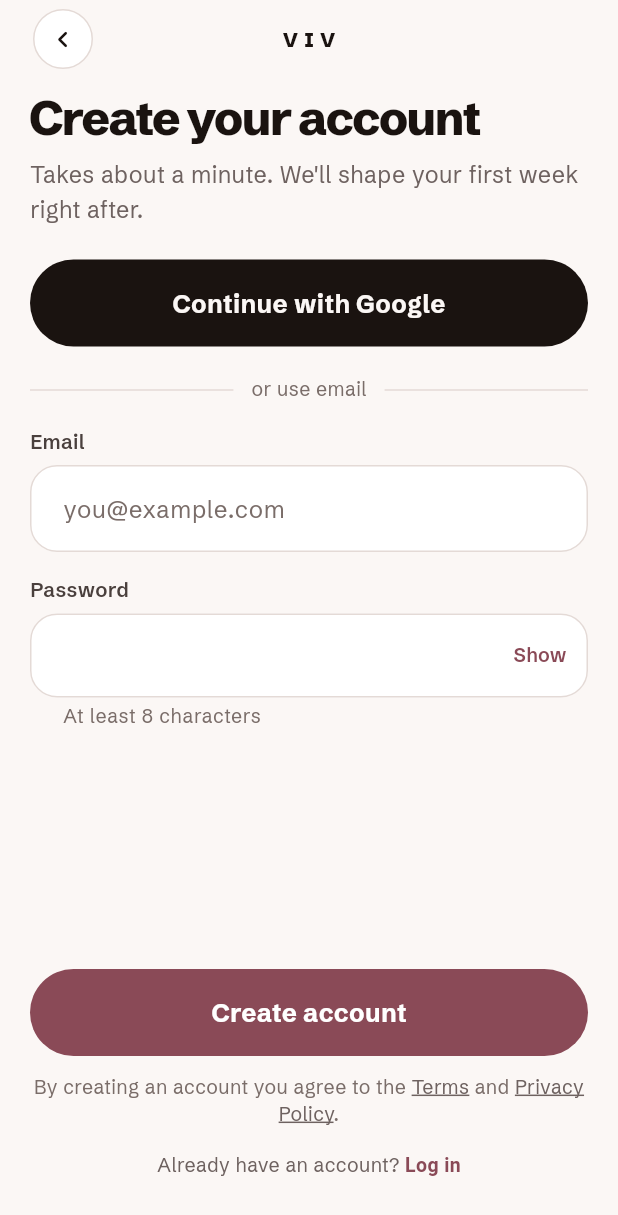
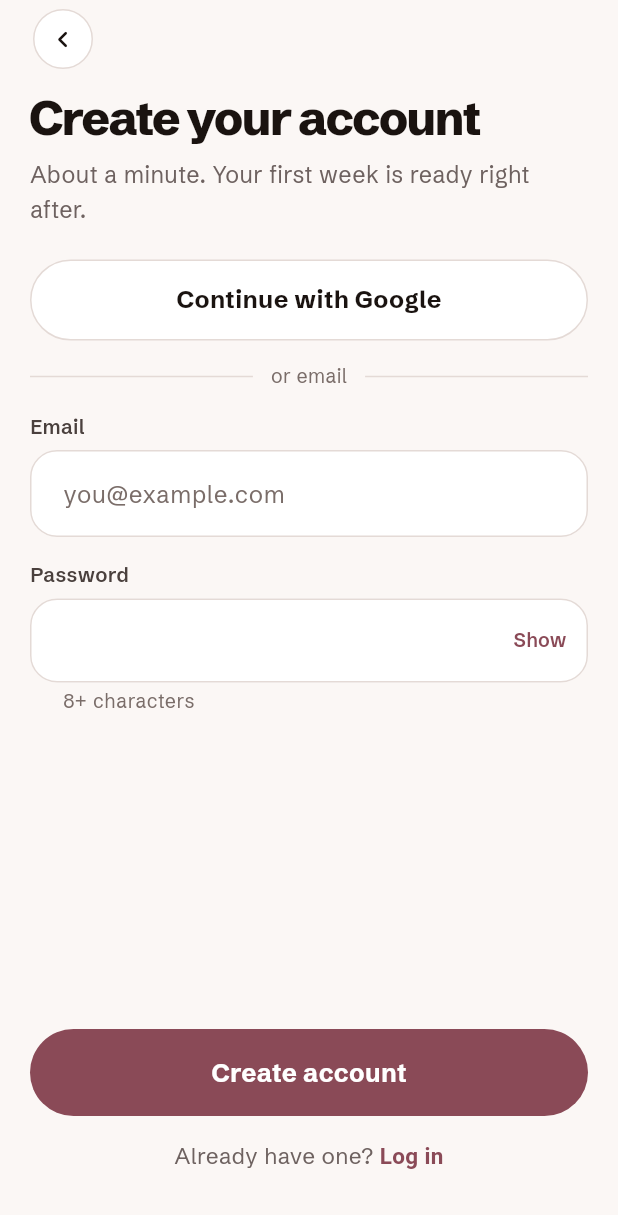
Before and after one commit to atziripe/VIV-Frontend, a Flutter app: the screen it shows after launch, after a tap on "Get started", on a phone screen of 412 x 824 dp. Shown: the top 1215 px of the screen. Run offline on Flutter 3.47's test engine with Material 3 defaults, Android fonts, the phone set to English and light mode, and no system bars; our stand-ins replace dio, firebase_auth, firebase_core, flutter_riverpod, go_router, google_sign_in and 3 more; missing offline and left inert: amplitude_flutter, firebase_app_check; accounts and stored records are empty.

Commit message:
Pulse 01 Entry and 02 onboarding
- Welcome: photo slot with the VIV wordmark and a slow glow, the hook,
  'Get started →', legal line.
- Sign up / Log in: outline Apple and Google pills, 'or email', Pulse
  fields, 'Forgot password?', design copy.
- Onboarding steps: progress segments with 'n of 4' in the top bar,
  steps slide in, design labels (goals, 'Natural cycle', 'Team or
  racket', Desk/Mixed/On feet with the API values unchanged), 'Why we
  ask ›' sheet, 'Using 20 Aug · pick exact date'.
- 'Your first week' replaces the building screen: a skeleton while the
  backend builds it, then the week explains itself ('Three sessions,
  built around Tuesday and Thursday.') with the first session in the
  wine field and 'See today'.

Co-Authored-By: Claude Opus 5.5 <noreply@anthropic.com>
Claude-Session: https://claude.ai/code/session_01VdiNw4D2Ba86MgReZ5m1ud

```diff
--- a/lib/data/models/catalog.dart
+++ b/lib/data/models/catalog.dart
@@ -38,9 +38,9 @@ enum Activity {
 
 /// VIV-102 goal — a single value.
 enum Goal {
-  consistencyWellbeing('consistency_wellbeing', 'Consistency & wellbeing'),
-  strengthMuscle('strength_muscle', 'Strength & muscle'),
-  endurancePerformance('endurance_performance', 'Endurance & performance'),
+  consistencyWellbeing('consistency_wellbeing', 'Showing up consistently'),
+  strengthMuscle('strength_muscle', 'Getting stronger'),
+  endurancePerformance('endurance_performance', 'Endurance'),
   bodyComposition('body_composition', 'Body composition');
 
   const Goal(this.id, this.label);
--- a/lib/features/auth/auth_form.dart
+++ b/lib/features/auth/auth_form.dart
@@ -29,24 +29,26 @@ class SocialSignIn extends ConsumerWidget {
     return Column(
       children: [
         if (showApple) ...[
-          VivButton(
+          PillButton(
             label: 'Continue with Apple',
-            variant: VivButtonVariant.inverse,
-            icon: const Icon(Icons.apple, size: 20),
-            loading: busy == AuthMethod.apple,
+            variant: PillVariant.outline,
+            size: PillSize.control,
+            icon: const Icon(Icons.apple),
+            busy: busy == AuthMethod.apple,
             onPressed: disabled ? null : () => run(AuthMethod.apple, repo.signInWithApple),
           ),
-          const SizedBox(height: VivSpace.xs),
+          const SizedBox(height: 11),
         ],
-        VivButton(
+        PillButton(
           label: 'Continue with Google',
-          variant: showApple ? VivButtonVariant.secondary : VivButtonVariant.inverse,
-          loading: busy == AuthMethod.google,
+          variant: PillVariant.outline,
+          size: PillSize.control,
+          busy: busy == AuthMethod.google,
           onPressed: disabled ? null : () => run(AuthMethod.google, repo.signInWithGoogle),
         ),
-        const SizedBox(height: VivSpace.lg),
+        const SizedBox(height: 15),
         const _OrDivider(),
-        const SizedBox(height: VivSpace.md),
+        const SizedBox(height: 15),
       ],
     );
   }
@@ -63,7 +65,7 @@ class _OrDivider extends StatelessWidget {
         const Expanded(child: Divider()),
         Padding(
           padding: const EdgeInsets.symmetric(horizontal: VivSpace.sm),
-          child: Text('or use email', style: VivType.caption.copyWith(color: c.subtle)),
+          child: Text('or email', style: VivType.meta.copyWith(color: c.subtle)),
         ),
         const Expanded(child: Divider()),
       ],
@@ -123,15 +125,15 @@ class SwitchLink extends StatelessWidget {
       onTap: onTap,
       borderRadius: BorderRadius.circular(VivRadius.sm),
       child: Padding(
-        padding: const EdgeInsets.symmetric(vertical: VivSpace.xs, horizontal: VivSpace.sm),
+        padding: const EdgeInsets.symmetric(vertical: 12, horizontal: VivSpace.sm),
         child: Text.rich(
           TextSpan(
-            style: VivType.caption.copyWith(color: c.muted, fontSize: 13),
+            style: VivType.body.copyWith(color: c.muted),
             children: [
               TextSpan(text: '$text '),
               TextSpan(
                 text: action,
-                style: TextStyle(color: c.accent, fontWeight: FontWeight.w600),
+                style: TextStyle(color: c.accent, fontWeight: FontWeight.w700),
               ),
             ],
           ),
--- a/lib/features/auth/legal_footer.dart
+++ b/lib/features/auth/legal_footer.dart
@@ -28,7 +28,7 @@ class _LegalFooterState extends State<LegalFooter> {
   @override
   Widget build(BuildContext context) {
     final c = context.viv;
-    final base = VivType.caption.copyWith(color: c.subtle);
+    final base = VivType.legal.copyWith(color: c.subtle);
     final link = base.copyWith(
       color: c.muted,
       decoration: TextDecoration.underline,
@@ -45,7 +45,6 @@ class _LegalFooterState extends State<LegalFooter> {
           const TextSpan(text: '.'),
         ],
       ),
-      textAlign: TextAlign.center,
     );
   }
 }
--- a/lib/features/auth/sign_up_screen.dart
+++ b/lib/features/auth/sign_up_screen.dart
@@ -7,7 +7,6 @@ import '../../core/widgets/widgets.dart';
 import '../../router/app_router.dart';
 import 'auth_form.dart';
 import 'auth_repository.dart';
-import 'legal_footer.dart';
 
 /// 02 · Sign up
 class SignUpScreen extends ConsumerStatefulWidget {
@@ -44,7 +43,6 @@ class _SignUpScreenState extends ConsumerState<SignUpScreen> with AuthActionRunn
   Widget build(BuildContext context) {
     return VivPage(
       showBack: true,
-      topCenter: const VivWordmark(),
       bottom: Column(
         mainAxisSize: MainAxisSize.min,
         children: [
@@ -53,11 +51,9 @@ class _SignUpScreenState extends ConsumerState<SignUpScreen> with AuthActionRunn
             loading: busy == AuthMethod.email,
             onPressed: busy == null ? _submit : null,
           ),
-          const SizedBox(height: VivSpace.sm),
-          const LegalFooter(prefix: 'By creating an account you agree to the'),
-          const SizedBox(height: VivSpace.xs),
+          const SizedBox(height: 4),
           SwitchLink(
-            text: 'Already have an account?',
+            text: 'Already have one?',
             action: 'Log in',
             onTap: () => context.pushReplacement(Routes.logIn),
           ),
@@ -66,7 +62,7 @@ class _SignUpScreenState extends ConsumerState<SignUpScreen> with AuthActionRunn
       children: [
         const PageHeader(
           title: 'Create your account',
-          subtitle: 'Takes about a minute. We\'ll shape your first week right after.',
+          subtitle: 'About a minute. Your first week is ready right after.',
         ),
         SocialSignIn(busy: busy, run: runAuth),
         AutofillGroup(
@@ -88,7 +84,7 @@ class _SignUpScreenState extends ConsumerState<SignUpScreen> with AuthActionRunn
                   label: 'Password',
                   controller: _password,
                   obscurable: true,
-                  helper: 'At least 8 characters',
+                  helper: '8+ characters',
                   textInputAction: TextInputAction.done,
                   autofillHints: const [AutofillHints.newPassword],
                   onSubmitted: (_) => _submit(),
--- a/lib/features/auth/welcome_screen.dart
+++ b/lib/features/auth/welcome_screen.dart
@@ -8,114 +8,113 @@ import '../../core/widgets/widgets.dart';
 import '../../router/app_router.dart';
 import 'legal_footer.dart';
 
-/// 01 · Welcome — always dark, over a full-bleed photo.
+/// 01 · Welcome: the photo slot on top, then the hook and "Get started".
 class WelcomeScreen extends StatelessWidget {
   const WelcomeScreen({super.key});
 
   @override
   Widget build(BuildContext context) {
-    // The hero is dark in both modes, so force the dark palette here.
+    final c = context.viv;
     return TrackOnMount(
       track: (a) => a.welcomeViewed(),
-      child: Theme(
-        data: VivTheme.dark(),
-        child: Builder(
-          builder: (context) {
-            final c = context.viv;
-            return Scaffold(
-              backgroundColor: VivColors.dark.page,
-              body: Stack(
-                fit: StackFit.expand,
+      child: Scaffold(
+        backgroundColor: c.page,
+        body: ResponsiveCenter(
+          child: Column(
+            crossAxisAlignment: CrossAxisAlignment.stretch,
             children: [
-                  const _HeroBackdrop(),
+              const Expanded(child: _HeroPhoto()),
               SafeArea(
-                    child: ResponsiveCenter(
+                top: false,
+                minimum: const EdgeInsets.only(bottom: 18),
                 child: Padding(
-                        padding: const EdgeInsets.symmetric(horizontal: VivSpace.xl),
+                  padding: const EdgeInsets.fromLTRB(22, 28, 22, 16),
                   child: Column(
-                          crossAxisAlignment: CrossAxisAlignment.start,
+                    crossAxisAlignment: CrossAxisAlignment.stretch,
                     children: [
-                            const SizedBox(height: VivSpace.md),
-                            const VivWordmark(),
-                            const Spacer(),
-                            Semantics(
+                      Enter(
+                        child: Semantics(
                           header: true,
                           child: Text(
                             'Some weeks you train. Most weeks, life wins.',
-                                style: VivType.display.copyWith(color: c.ink),
+                            style: VivType.h1.copyWith(fontSize: 36, color: c.ink),
                           ),
                         ),
-                            const SizedBox(height: VivSpace.sm),
-                            Text(
-                              'VIV builds a week around the energy you actually have '
-                              'and rebuilds it the moment the week changes.',
-                              style: VivType.bodySmall.copyWith(
-                                color: VivColors.light.page.withValues(alpha: 0.76),
+                      ),
+                      const SizedBox(height: 14),
+                      Enter(
+                        delay: const Duration(milliseconds: 60),
+                        child: Text(
+                          'VIV builds a week around the energy you actually have, and '
+                          'rebuilds it the moment the week changes.',
+                          style: VivType.lead.copyWith(fontSize: 15.5, color: c.muted),
                         ),
                       ),
-                            const SizedBox(height: VivSpace.xl),
-                            VivButton(
+                      const SizedBox(height: 20),
+                      PillButton(
                         label: 'Get started',
-                              variant: VivButtonVariant.inverse,
+                        arrow: true,
+                        size: PillSize.cta,
                         onPressed: () => context.push(Routes.signUp),
                       ),
-                            const SizedBox(height: VivSpace.xs),
-                            Center(
-                              child: VivButton.text(
+                      const SizedBox(height: 8),
+                      PillButton(
                         label: 'I already have an account',
+                        variant: PillVariant.text,
+                        size: PillSize.compact,
                         onPressed: () => context.push(Routes.logIn),
                       ),
+                      const SizedBox(height: 8),
+                      const LegalFooter(prefix: 'By continuing you agree to the'),
+                    ],
                   ),
-                            const SizedBox(height: VivSpace.md),
-                            const LegalFooter(prefix: 'By continuing you agree to VIV\'s'),
-                            const SizedBox(height: VivSpace.md),
+                ),
+              ),
             ],
+          ),
+        ),
+      ),
+    );
+  }
+}
+
+/// Placeholder for the hero photo: "a real woman mid-week, ordinary setting,
+/// face visible". Swap for `Image.asset` once the photo exists.
+class _HeroPhoto extends StatelessWidget {
+  const _HeroPhoto();
+
+  @override
+  Widget build(BuildContext context) {
+    final c = context.viv;
+    return ClipRRect(
+      borderRadius: const BorderRadius.vertical(bottom: Radius.circular(36)),
+      child: ColoredBox(
+        color: c.photo,
+        child: Stack(
+          fit: StackFit.expand,
+          children: [
+            const Positioned(
+              bottom: -120,
+              left: -80,
+              child: FieldGlow(size: 300, blur: 70, opacity: 0.35, period: Duration(seconds: 12)),
+            ),
+            SafeArea(
+              bottom: false,
+              child: Padding(
+                padding: const EdgeInsets.fromLTRB(24, 8, 24, 0),
+                child: Align(
+                  alignment: Alignment.topLeft,
+                  child: Text(
+                    'VIV',
+                    semanticsLabel: 'VIV',
+                    style: VivType.h3.copyWith(fontSize: 22, letterSpacing: 3.5, color: c.ink),
                   ),
                 ),
               ),
             ),
           ],
         ),
-            );
-          },
-        ),
       ),
     );
   }
 }
-
-/// Placeholder for the hero photo ("someone mid-week, ordinary setting…").
-/// Swap for `Image.asset` once the photo is exported from Figma.
-class _HeroBackdrop extends StatelessWidget {
-  const _HeroBackdrop();
-
-  @override
-  Widget build(BuildContext context) {
-    return DecoratedBox(
-      decoration: BoxDecoration(
-        gradient: LinearGradient(
-          begin: Alignment.topCenter,
-          end: Alignment.bottomCenter,
-          colors: [const Color(0xFF3A2E2A), const Color(0xFF241C19), VivColors.dark.page],
-          stops: const [0, 0.55, 1],
-        ),
-      ),
-      child: CustomPaint(painter: _StripePainter()),
-    );
-  }
-}
-
-class _StripePainter extends CustomPainter {
-  @override
-  void paint(Canvas canvas, Size size) {
-    final paint = Paint()
-      ..color = const Color(0x0DFFFFFF)
-      ..strokeWidth = 18;
-    for (var x = -size.height; x < size.width; x += 44) {
-      canvas.drawLine(Offset(x, size.height), Offset(x + size.height, 0), paint);
-    }
-  }
-
-  @override
-  bool shouldRepaint(covariant CustomPainter oldDelegate) => false;
-}
--- a/lib/features/profile/your_info_screen.dart
+++ b/lib/features/profile/your_info_screen.dart
@@ -88,7 +88,7 @@ class YourInfoScreen extends ConsumerWidget {
             _ChoiceSheet(
               title: 'Outside training',
               subtitle: 'Your days are mostly…',
-              options: {for (final l in ActivityLevel.values) l.label: l.label},
+              options: {for (final l in ActivityLevel.values) l.apiValue: l.label},
               selected: me.dailyActivityLevel,
               build: (v) => ProfileUpdate(dailyActivityLevel: v),
             ),
```
Also changed, not shown: lib/features/auth/log_in_screen.dart (+19 -8 lines), lib/features/onboarding/onboarding_draft.dart (+13 -8 lines), lib/features/onboarding/onboarding_screens.dart (+182 -79 lines). Lines whose indentation alone changed are shown as unchanged.
